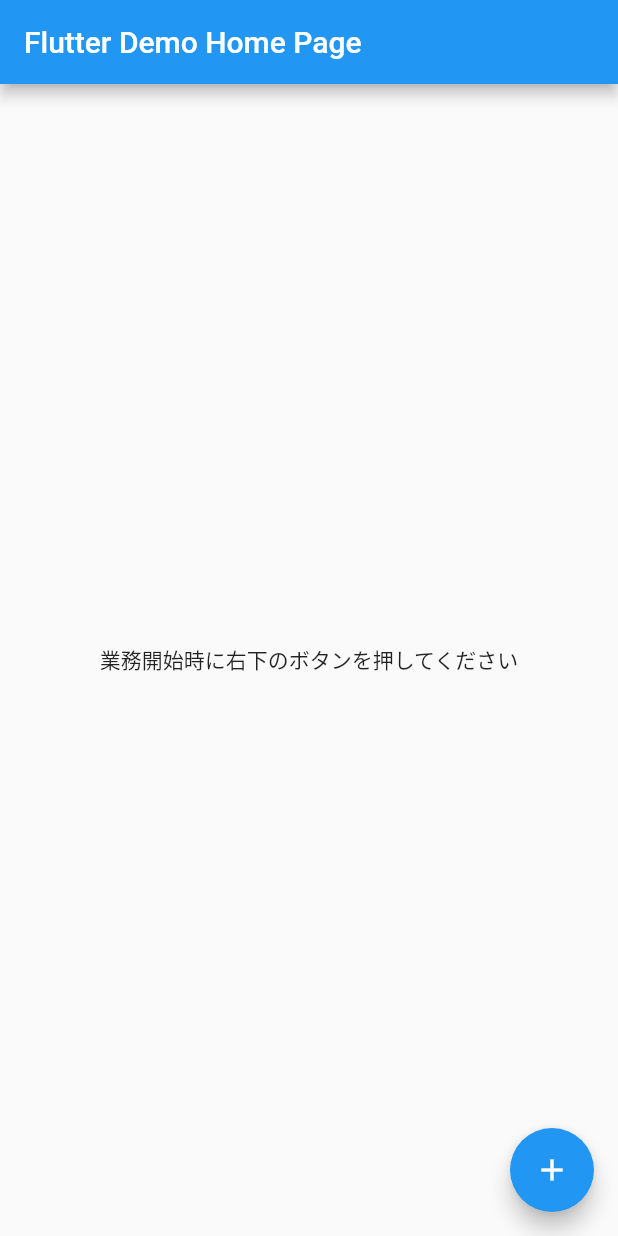
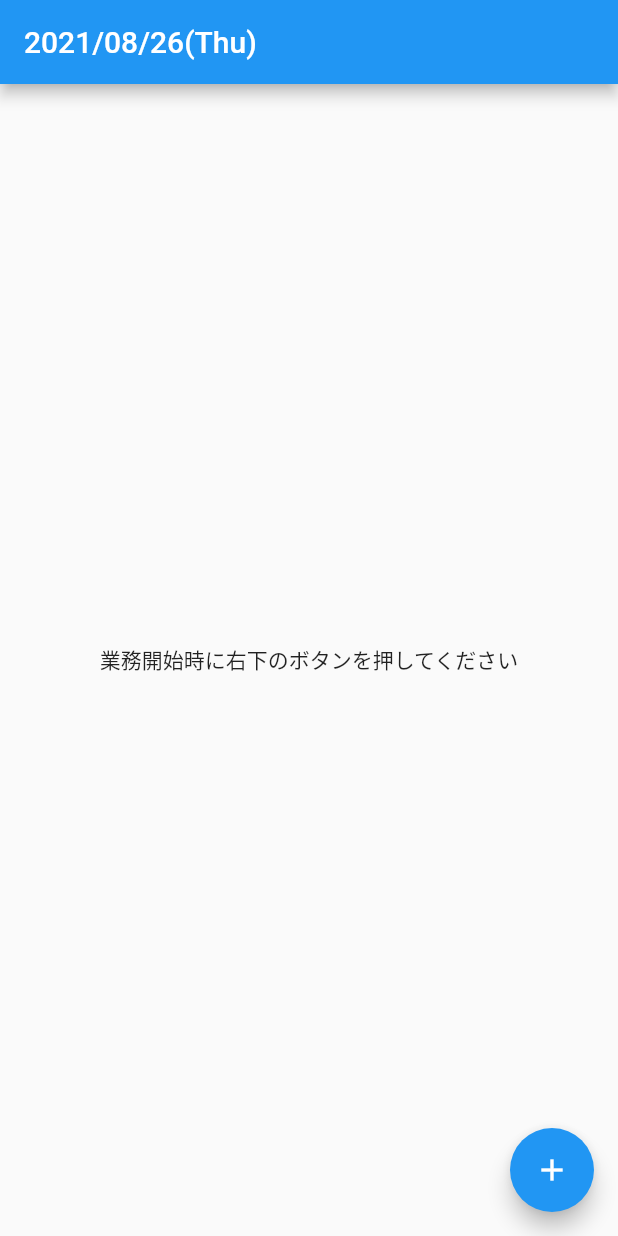
Before and after one commit to Masaki-Saito84/timelog_flutter_app, a Flutter app: the screen it shows after launch, on a phone screen of 412 x 824 dp. Run offline on Flutter 3.47's test engine with Material 2 defaults, Android fonts, the phone set to English and light mode, and no system bars.

Commit message:
:heavy_plus_sign:appタイトルの表示切り替え追加

```diff
--- a/lib/main.dart
+++ b/lib/main.dart
@@ -27,6 +27,7 @@ class WorkingHour extends StatefulWidget {
 }
 
 class _WorkingHour extends State<WorkingHour> {
+  String _headTitle = '';
   String _workStartTime = '';
   String _workEndTime = '';
   String _time = '';
@@ -38,7 +39,7 @@ class _WorkingHour extends State<WorkingHour> {
   Widget build(BuildContext context) {
     return Scaffold(
       appBar: AppBar(
-        title: Text(widget.title),
+        title: Text(_headTitle),
       ),
       body: Center(
         child: (
@@ -120,6 +121,21 @@ class _WorkingHour extends State<WorkingHour> {
       ), // This trailing comma makes auto-formatting nicer for build methods.
     );
   }
+  String getNowDate() {
+    var now = DateTime.now();
+    var dateFormat = DateFormat('yyyy/MM/dd(E)');
+    var timeString = dateFormat.format(now);
+    return timeString;
+  }
+  void setTitleForDate() {
+    setState(() {
+      _headTitle = getNowDate();
+    });
+  }
+  @override
+  void initState() {
+    setTitleForDate();
+  }
   void startTimer() {
     Timer(duration, keepRunning);
   }
@@ -141,18 +157,23 @@ class _WorkingHour extends State<WorkingHour> {
     startTimer();
     setState(() {
       _workStartTime = timeString;
+      _headTitle = '勤務中';
     });
   }
   void setWorkEndTime() {
     var now = DateTime.now();
     var timeString = workDateFormat.format(now);
     swatch.stop();
+    setTitleForDate();
+    var workEndHeadTitle = _headTitle + ' 勤務詳細';
     setState(() {
       _workEndTime = timeString;
+      _headTitle = workEndHeadTitle;
     });
   }
   void allTimeClear() {
     swatch.reset();
+    setTitleForDate();
     setState(() {
       _workStartTime = '';
       _workEndTime = '';
```
